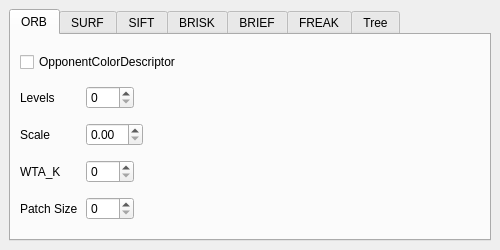
cogsys-tuebingen/csapex, file src/terratrainer/ui/terra_preferences.ui: the form before one commit.
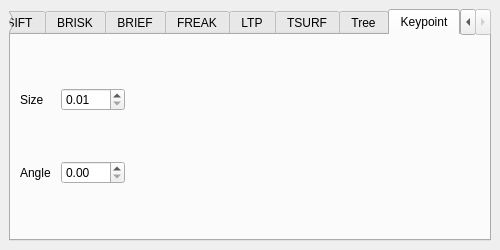
The form after the commit.

```diff
--- a/src/terratrainer/ui/terra_preferences.ui
+++ b/src/terratrainer/ui/terra_preferences.ui
@@ -42,7 +42,7 @@
     <item>
      <widget class="QTabWidget" name="tabWidget">
       <property name="currentIndex">
-       <number>0</number>
+       <number>9</number>
       </property>
       <widget class="QWidget" name="orb">
        <attribute name="title">
@@ -813,11 +813,120 @@
         </item>
        </layout>
       </widget>
+      <widget class="QWidget" name="ltp">
+       <attribute name="title">
+        <string>LTP</string>
+       </attribute>
+      </widget>
+      <widget class="QWidget" name="tsurf">
+       <attribute name="title">
+        <string>TSURF</string>
+       </attribute>
+      </widget>
       <widget class="QWidget" name="tree">
        <attribute name="title">
         <string>Tree</string>
        </attribute>
       </widget>
+      <widget class="QWidget" name="keypoint">
+       <attribute name="title">
+        <string>Keypoint</string>
+       </attribute>
+       <layout class="QVBoxLayout" name="verticalLayout_7">
+        <item>
+         <layout class="QHBoxLayout" name="keypoint_size_layout">
+          <item>
+           <widget class="QLabel" name="label_sizeKeypoint">
+            <property name="minimumSize">
+             <size>
+              <width>35</width>
+              <height>0</height>
+             </size>
+            </property>
+            <property name="maximumSize">
+             <size>
+              <width>35</width>
+              <height>16777215</height>
+             </size>
+            </property>
+            <property name="text">
+             <string>Size</string>
+            </property>
+           </widget>
+          </item>
+          <item>
+           <widget class="QDoubleSpinBox" name="spingBox_sizeKeypoint">
+            <property name="minimumSize">
+             <size>
+              <width>64</width>
+              <height>0</height>
+             </size>
+            </property>
+            <property name="minimum">
+             <double>0.010000000000000</double>
+            </property>
+           </widget>
+          </item>
+          <item>
+           <spacer name="spacer_sizeKeypoint">
+            <property name="orientation">
+             <enum>Qt::Horizontal</enum>
+            </property>
+            <property name="sizeHint" stdset="0">
+             <size>
+              <width>40</width>
+              <height>20</height>
+             </size>
+            </property>
+           </spacer>
+          </item>
+         </layout>
+        </item>
+        <item>
+         <layout class="QHBoxLayout" name="keypoint_angle_layout">
+          <item>
+           <widget class="QLabel" name="label_angleKeypoint">
+            <property name="minimumSize">
+             <size>
+              <width>35</width>
+              <height>0</height>
+             </size>
+            </property>
+            <property name="maximumSize">
+             <size>
+              <width>35</width>
+              <height>16777215</height>
+             </size>
+            </property>
+            <property name="text">
+             <string>Angle</string>
+            </property>
+           </widget>
+          </item>
+          <item>
+           <widget class="QDoubleSpinBox" name="spinBox_angleKeypoint">
+            <property name="maximum">
+             <double>359.990000000000009</double>
+            </property>
+           </widget>
+          </item>
+          <item>
+           <spacer name="spacer_angleKeypoint">
+            <property name="orientation">
+             <enum>Qt::Horizontal</enum>
+            </property>
+            <property name="sizeHint" stdset="0">
+             <size>
+              <width>40</width>
+              <height>20</height>
+             </size>
+            </property>
+           </spacer>
+          </item>
+         </layout>
+        </item>
+       </layout>
+      </widget>
      </widget>
     </item>
    </layout>
```
